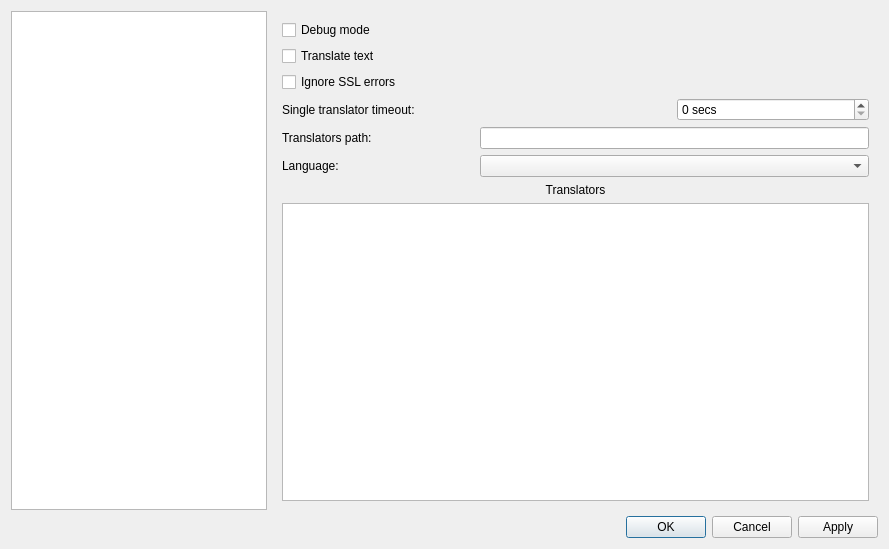
The window that src/settingseditor.ui (OneMoreGres/ScreenTranslator) describes before a commit, drawn with Qt 5.
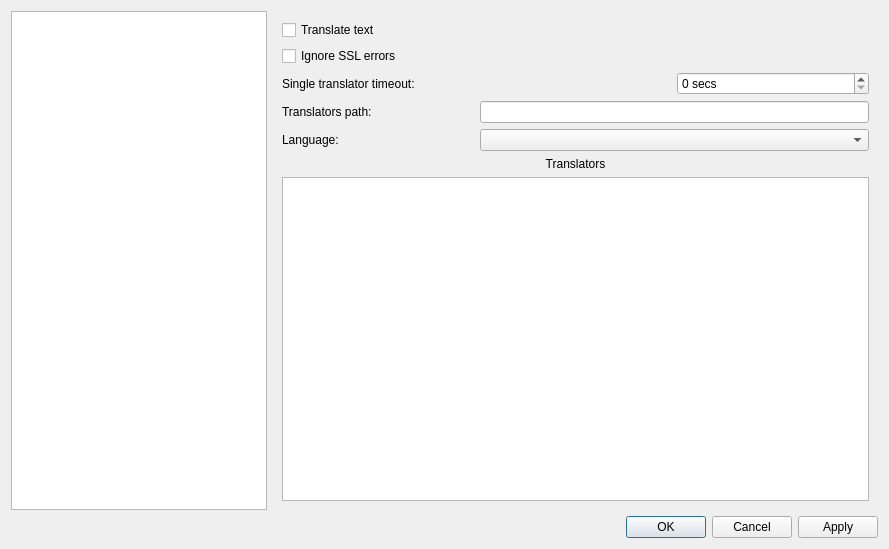
The same window after the commit. The open tabs and pages were chosen to show the change. Custom widgets are drawn as their Qt base class.

What changed in the file:
```diff
--- a/src/settingseditor.ui
+++ b/src/settingseditor.ui
@@ -307,42 +307,72 @@
      </widget>
      <widget class="QWidget" name="pageTranslate">
       <layout class="QGridLayout" name="gridLayout_9">
-       <item row="3" column="2">
-        <widget class="QSpinBox" name="translateTimeoutSpin">
-         <property name="suffix">
-          <string> secs</string>
+       <item row="3" column="0">
+        <widget class="QLabel" name="label_5">
+         <property name="text">
+          <string>Translators path:</string>
          </property>
         </widget>
        </item>
-       <item row="1" column="0" colspan="2">
+       <item row="0" column="0" colspan="2">
         <widget class="QCheckBox" name="doTranslationCheck">
          <property name="text">
           <string>Translate text</string>
          </property>
         </widget>
        </item>
-       <item row="2" column="0" colspan="2">
+       <item row="1" column="0" colspan="2">
         <widget class="QCheckBox" name="ignoreSslCheck">
          <property name="text">
           <string>Ignore SSL errors</string>
          </property>
         </widget>
        </item>
-       <item row="3" column="0" colspan="2">
+       <item row="5" column="0" colspan="3">
+        <widget class="QLabel" name="label_10">
+         <property name="text">
+          <string>Translators</string>
+         </property>
+         <property name="alignment">
+          <set>Qt::AlignCenter</set>
+         </property>
+        </widget>
+       </item>
+       <item row="2" column="2">
+        <widget class="QSpinBox" name="translateTimeoutSpin">
+         <property name="suffix">
+          <string> secs</string>
+         </property>
+        </widget>
+       </item>
+       <item row="4" column="1" colspan="2">
+        <widget class="QComboBox" name="translateLangCombo"/>
+       </item>
+       <item row="2" column="0" colspan="2">
         <widget class="QLabel" name="label_9">
          <property name="text">
           <string>Single translator timeout:</string>
          </property>
         </widget>
        </item>
-       <item row="0" column="0">
-        <widget class="QCheckBox" name="translatorDebugCheck">
+       <item row="3" column="1" colspan="2">
+        <widget class="QLineEdit" name="translatorsPath">
+         <property name="readOnly">
+          <bool>true</bool>
+         </property>
+        </widget>
+       </item>
+       <item row="4" column="0">
+        <widget class="QLabel" name="label_6">
          <property name="text">
-          <string>Debug mode</string>
+          <string>Language:</string>
+         </property>
+         <property name="buddy">
+          <cstring>translateLangCombo</cstring>
          </property>
         </widget>
        </item>
-       <item row="7" column="0" colspan="3">
+       <item row="6" column="0" colspan="3">
         <widget class="QListWidget" name="translatorList">
          <property name="editTriggers">
           <set>QAbstractItemView::NoEditTriggers</set>
@@ -355,43 +385,6 @@
          </property>
         </widget>
        </item>
-       <item row="5" column="0">
-        <widget class="QLabel" name="label_6">
-         <property name="text">
-          <string>Language:</string>
-         </property>
-         <property name="buddy">
-          <cstring>translateLangCombo</cstring>
-         </property>
-        </widget>
-       </item>
-       <item row="5" column="1" colspan="2">
-        <widget class="QComboBox" name="translateLangCombo"/>
-       </item>
-       <item row="6" column="0" colspan="3">
-        <widget class="QLabel" name="label_10">
-         <property name="text">
-          <string>Translators</string>
-         </property>
-         <property name="alignment">
-          <set>Qt::AlignCenter</set>
-         </property>
-        </widget>
-       </item>
-       <item row="4" column="0">
-        <widget class="QLabel" name="label_5">
-         <property name="text">
-          <string>Translators path:</string>
-         </property>
-        </widget>
-       </item>
-       <item row="4" column="1" colspan="2">
-        <widget class="QLineEdit" name="translatorsPath">
-         <property name="readOnly">
-          <bool>true</bool>
-         </property>
-        </widget>
-       </item>
       </layout>
      </widget>
      <widget class="QWidget" name="pageRepresent">
```
Left out of the diff: 7 changed lines with no effect on the pictures.
